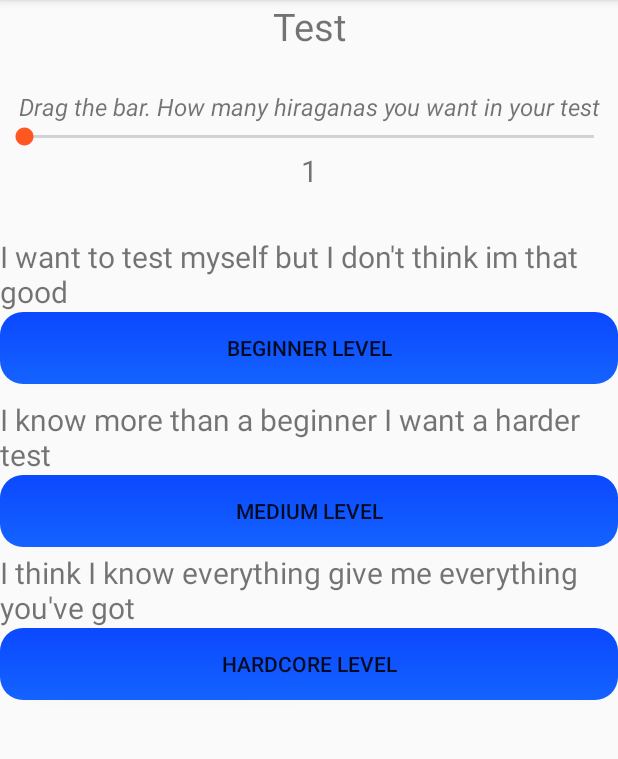
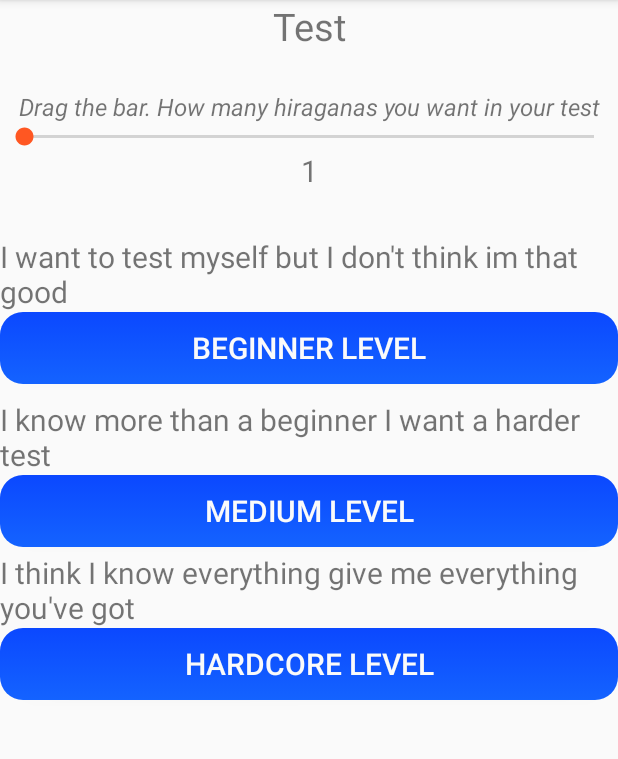
Before and after one commit to japkidzsola/HiraganaMaster2, an Android app: the fragment TestFragment shown on its own in the app's theme, on a phone screen of 412 x 824 dp, the part 84-843 px from its top. Run offline under Robolectric (Android 15) with nearby library versions, the phone set to English and light mode, and no system bars; our stand-ins replace navigation-ui; libraries missing offline, so code that uses them is left out: maes.tech.intentanim.

Commit message:
test fragment stringjei

```diff
--- a/app/src/main/res/layout/test_fragment.xml
+++ b/app/src/main/res/layout/test_fragment.xml
@@ -14,7 +14,7 @@
         android:layout_height="wrap_content"
         android:layout_marginBottom="15dp"
         android:gravity="center"
-        android:text="Test"
+        android:text="@string/test"
         android:textSize="25sp"
         />
 
@@ -50,7 +50,7 @@
         android:id="@+id/beginnertv"
         android:layout_width="match_parent"
         android:layout_height="wrap_content"
-        android:text="I want to test myself but I don't think im that good"
+        android:text="@string/beginner_desc"
         android:textSize="20sp"
         />
     <Button
@@ -58,6 +58,8 @@
         android:layout_width="match_parent"
         android:layout_height="wrap_content"
         android:text="@string/beginner_level"
+        android:textSize="20sp"
+        android:textColor="@color/colorwhite"
         android:background="@drawable/gradient_list2"
         android:layout_marginBottom="10dp"
         />
@@ -66,7 +68,7 @@
         android:id="@+id/mediumtv"
         android:layout_width="match_parent"
         android:layout_height="wrap_content"
-        android:text="I know more than a beginner I want a harder test"
+        android:text="@string/medium_desc"
         android:textSize="20sp"
         />
     <Button
@@ -74,6 +76,8 @@
         android:layout_width="match_parent"
         android:layout_height="wrap_content"
         android:text="@string/medium_level"
+        android:textSize="20sp"
+        android:textColor="@color/colorwhite"
         android:background="@drawable/gradient_list2"
         android:layout_marginBottom="3sp"
         />
@@ -84,7 +88,7 @@
         android:id="@+id/hardcoretv"
         android:layout_width="match_parent"
         android:layout_height="wrap_content"
-        android:text="I think I know everything give me everything you've got"
+        android:text="@string/hardcore_desc"
         android:textSize="20sp"
         />
     <Button
@@ -92,6 +96,8 @@
         android:layout_width="match_parent"
         android:layout_height="wrap_content"
         android:text="@string/hardcore_level"
+        android:textSize="20sp"
+        android:textColor="@color/colorwhite"
         android:background="@drawable/gradient_list2"
         android:layout_marginBottom="10dp"
         />
--- a/app/src/main/res/values/strings.xml
+++ b/app/src/main/res/values/strings.xml
@@ -88,5 +88,9 @@
     <string name="_1">1</string>
     <string name="medium_level">Medium level</string>
     <string name="hardcore_level">Hardcore level</string>
+    <string name="test">Test</string>
+    <string name="beginner_desc">I want to test myself but I don\'t think im that good</string>
+    <string name="medium_desc">I know more than a beginner I want a harder test</string>
+    <string name="hardcore_desc">I think I know everything give me everything you\'ve got</string>
 
 </resources>
```
Also changed, not shown: 1 other file.
